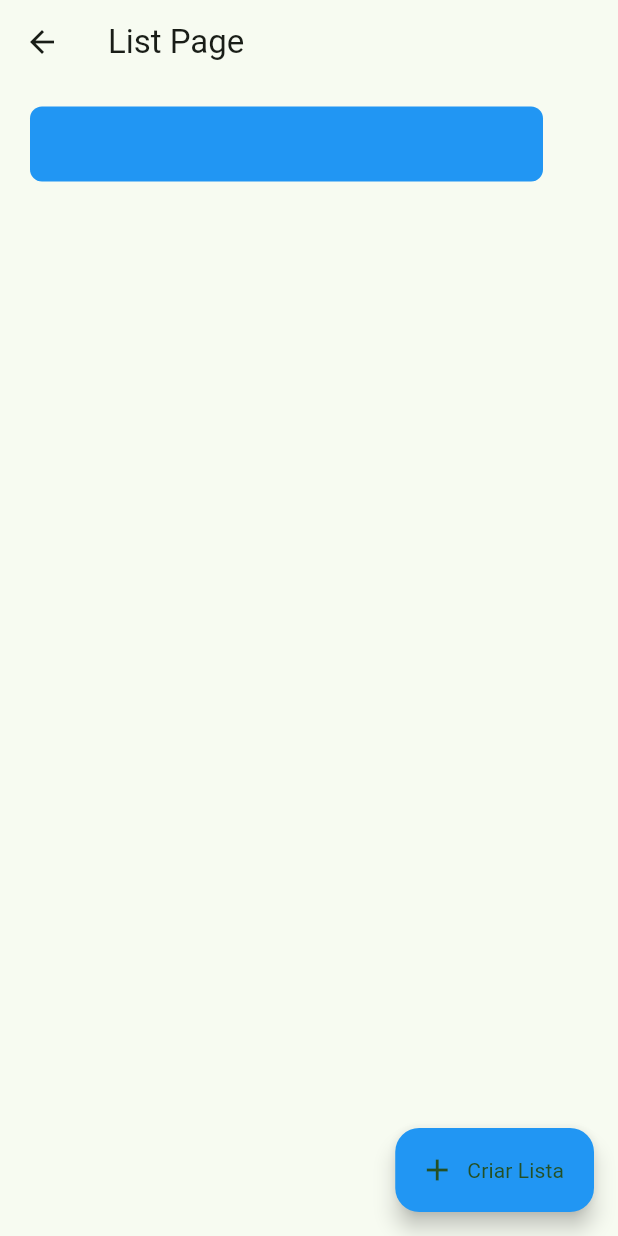
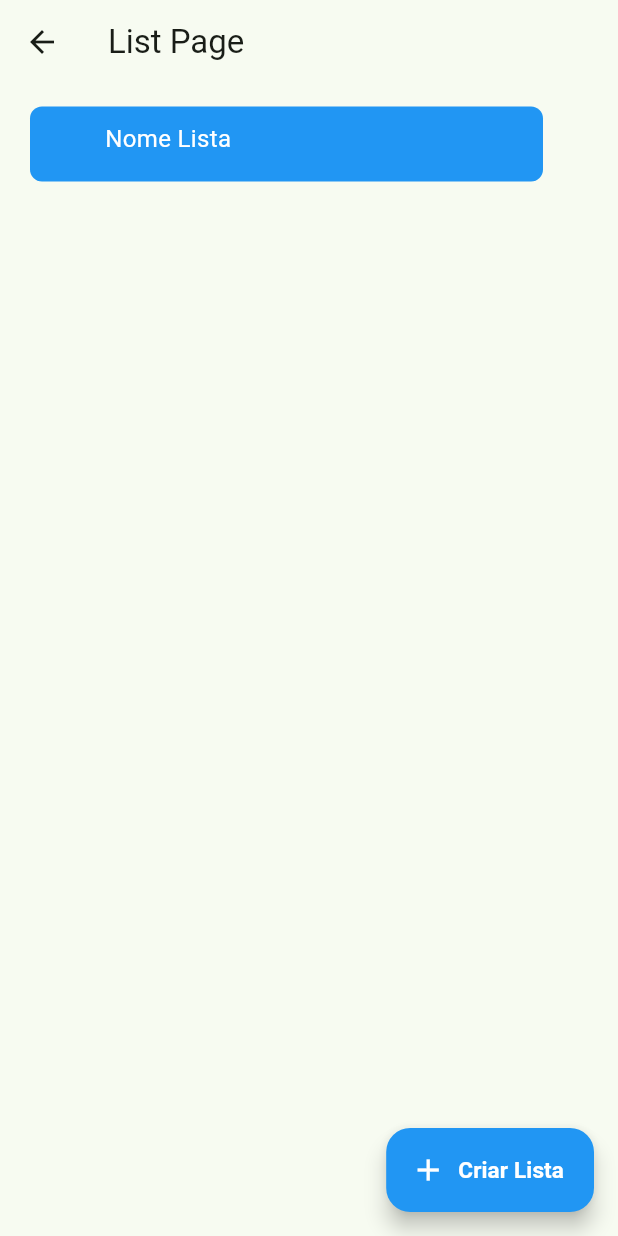
Before and after one commit to GabrielAdelino/Lista_compras, a Flutter app: the ListPage screen opened directly, on a phone screen of 412 x 824 dp. Run offline on Flutter 3.47's test engine with Material 3 defaults, Android fonts, the phone set to English and light mode, and no system bars.

Commit message:
button adjustments

```diff
--- a/lib/pages/list_page.dart
+++ b/lib/pages/list_page.dart
@@ -12,10 +12,21 @@ class ListPage extends StatelessWidget {
         padding: EdgeInsets.only(left: 20, top: 15, right: 50, bottom: 15),
         child: Container(
           height: 50,
+          width: 350,
           decoration: BoxDecoration(
           color: Colors.blue,
           borderRadius: BorderRadius.circular(8),
           ),
+         child: Padding(
+              padding: EdgeInsets.fromLTRB(50, 10, 10, 10),
+              child: Text('Nome Lista',
+            style: TextStyle(
+              color: Colors.white,
+              fontSize: 16,
+              fontFamily: 'Roboto',
+            ),
+            ),
+         ),
         ),
       ),
       floatingActionButton: FloatingActionButton.extended(
@@ -157,7 +168,8 @@ class ListPage extends StatelessWidget {
                         top: 3,
                         left: 0,
                         child: IconButton(
-                          icon: Icon(Icons.close), // panorama_fish_eye_rounded
+                          icon: Icon(Icons.close),
+                           // panorama_fish_eye_rounded
                           onPressed: () {
                             Navigator.of(context).pop();
                           },
@@ -171,8 +183,23 @@ class ListPage extends StatelessWidget {
           );
         },
         backgroundColor: Colors.blue,
-        icon: Icon(Icons.add),
-        label: Text('Criar Lista'),
+        icon: Icon(
+          Icons.add,
+          color: Colors.white,
+          ),
+        label: Row(
+          children: [
+            Text(
+             'Criar Lista',
+              style: TextStyle(
+                color: Colors.white,
+                fontFamily: 'Roboto',
+                fontSize: 15,
+                fontWeight: FontWeight.bold,
+             ),
+            ),
+           ],
+          ),
       ),
       floatingActionButtonLocation: FloatingActionButtonLocation.endFloat,
     );
```
